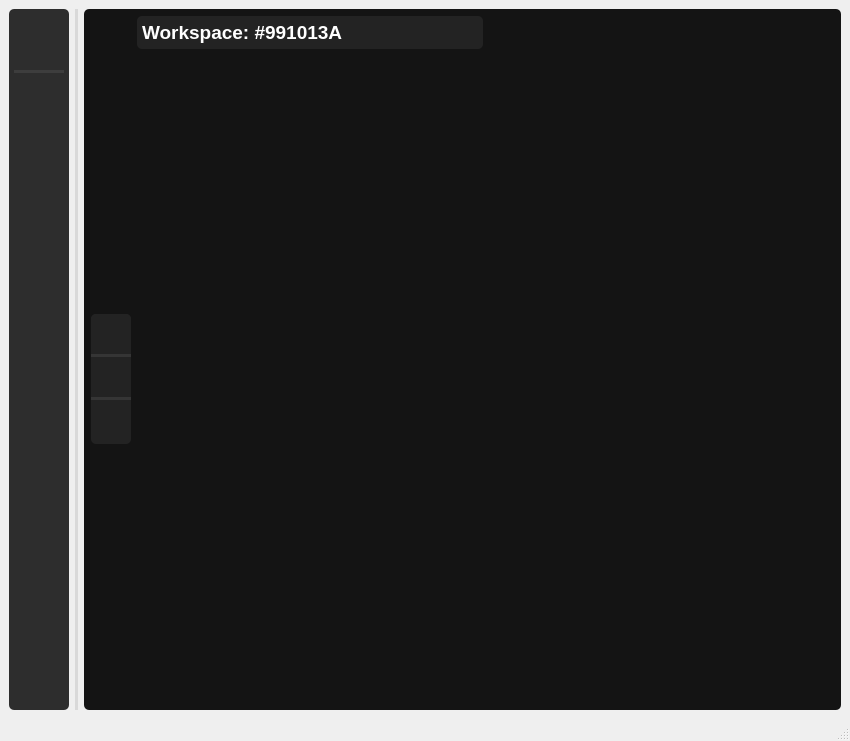
Qt form src/ui/resource.ui (ligerr13/PE_Spectroradiometer) before a commit.
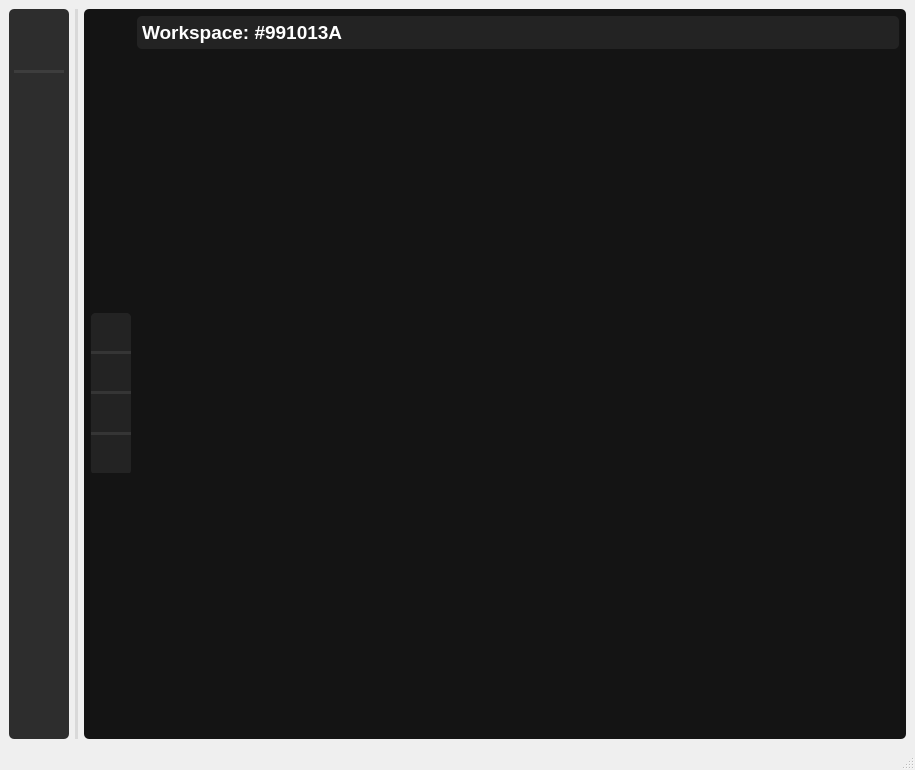
The same form after that commit. Icons and pictures are not drawn.

Diff of the .ui file:
```diff
--- a/src/ui/resource.ui
+++ b/src/ui/resource.ui
@@ -6,8 +6,8 @@
    <rect>
     <x>0</x>
     <y>0</y>
-    <width>850</width>
-    <height>741</height>
+    <width>915</width>
+    <height>770</height>
    </rect>
   </property>
   <property name="acceptDrops">
@@ -336,7 +336,7 @@
              <property name="maximumSize">
               <size>
                <width>55</width>
-               <height>130</height>
+               <height>160</height>
               </size>
              </property>
              <property name="styleSheet">
@@ -372,6 +372,53 @@
                 <property name="bottomMargin">
                  <number>2</number>
                 </property>
+                <item>
+                 <widget class="QPushButton" name="pushButton_10">
+                  <property name="minimumSize">
+                   <size>
+                    <width>40</width>
+                    <height>40</height>
+                   </size>
+                  </property>
+                  <property name="cursor">
+                   <cursorShape>PointingHandCursor</cursorShape>
+                  </property>
+                  <property name="styleSheet">
+                   <string notr="true">QPushButton {
+		border: 0px;
+        }
+QPushButton:hover {
+            background: rgb(55, 55, 55);
+        }</string>
+                  </property>
+                  <property name="text">
+                   <string/>
+                  </property>
+                  <property name="icon">
+                   <iconset>
+                    <normaloff>../../resources/icons/cursor.png</normaloff>../../resources/icons/cursor.png</iconset>
+                  </property>
+                  <property name="checkable">
+                   <bool>true</bool>
+                  </property>
+                  <attribute name="buttonGroup">
+                   <string notr="true">NodeBoardbuttonGroup</string>
+                  </attribute>
+                 </widget>
+                </item>
+                <item>
+                 <widget class="Line" name="line_7">
+                  <property name="styleSheet">
+                   <string notr="true">background-color: rgba(129, 129, 129, 50);
+border: 0px;
+border-radius: 50%;
+margin: 5, 5, 5, 5;</string>
+                  </property>
+                  <property name="orientation">
+                   <enum>Qt::Horizontal</enum>
+                  </property>
+                 </widget>
+                </item>
                 <item>
                  <widget class="QPushButton" name="pushButton_4">
                   <property name="minimumSize">
@@ -556,7 +603,7 @@
              </layout>
             </widget>
            </item>
-           <item row="1" column="2">
+           <item row="1" column="1">
             <widget class="QGraphicsView" name="graphicsView">
              <property name="styleSheet">
               <string notr="true">border:0px;
```
Left out of the diff: 34 changed lines with no effect on the pictures.
